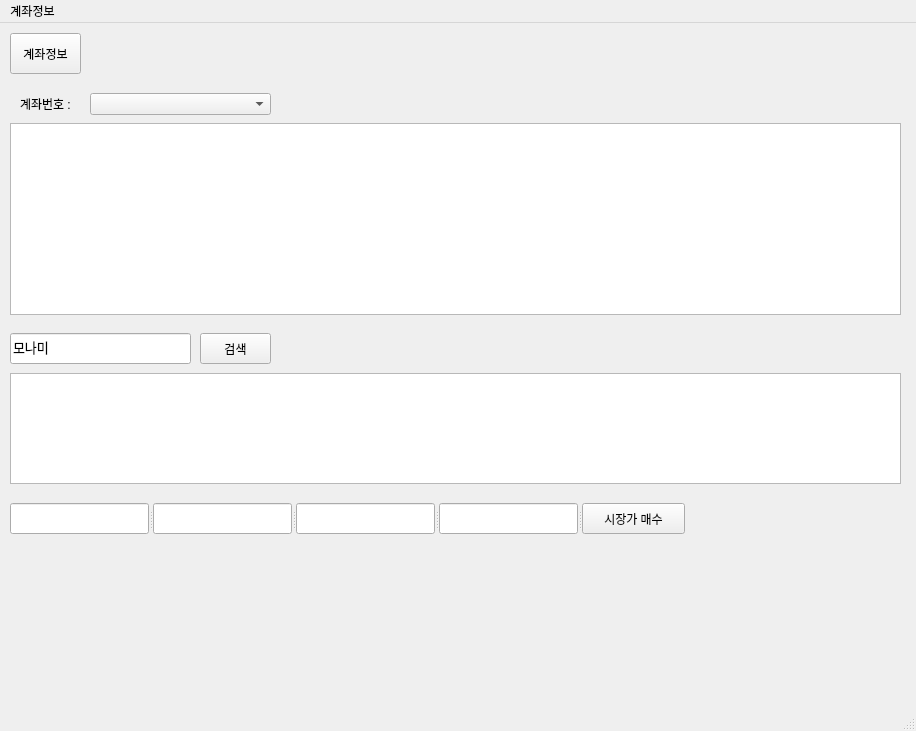
Old version of the form ui/main.ui in the repository hhhhhsw/bmwix.
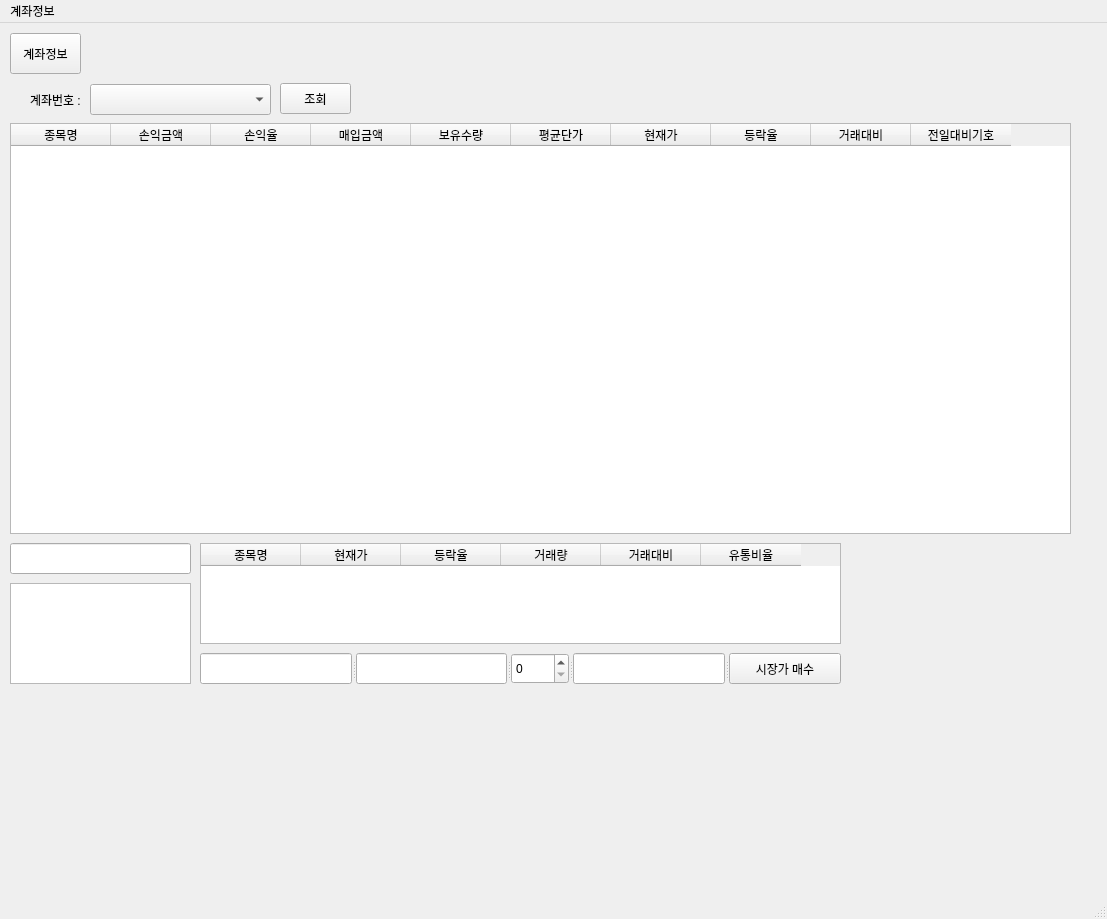
New version of the form.

Diff of the .ui file:
```diff
--- a/ui/main.ui
+++ b/ui/main.ui
@@ -6,8 +6,8 @@
    <rect>
     <x>0</x>
     <y>0</y>
-    <width>916</width>
-    <height>731</height>
+    <width>1107</width>
+    <height>919</height>
    </rect>
   </property>
   <property name="windowTitle">
@@ -18,9 +18,9 @@
     <property name="geometry">
      <rect>
       <x>90</x>
-      <y>70</y>
+      <y>61</y>
       <width>181</width>
-      <height>22</height>
+      <height>31</height>
      </rect>
     </property>
    </widget>
@@ -40,8 +40,8 @@
    <widget class="QLabel" name="label">
     <property name="geometry">
      <rect>
-      <x>20</x>
-      <y>70</y>
+      <x>30</x>
+      <y>66</y>
       <width>61</width>
       <height>21</height>
      </rect>
@@ -55,22 +55,77 @@
      <rect>
       <x>10</x>
       <y>100</y>
-      <width>891</width>
-      <height>192</height>
+      <width>1061</width>
+      <height>411</height>
      </rect>
     </property>
+    <property name="font">
+     <font>
+      <family>돋움체</family>
+     </font>
+    </property>
     <property name="selectionMode">
      <enum>QAbstractItemView::SingleSelection</enum>
     </property>
     <property name="selectionBehavior">
      <enum>QAbstractItemView::SelectRows</enum>
     </property>
+    <column>
+     <property name="text">
+      <string>종목명</string>
+     </property>
+    </column>
+    <column>
+     <property name="text">
+      <string>손익금액</string>
+     </property>
+    </column>
+    <column>
+     <property name="text">
+      <string>손익율</string>
+     </property>
+    </column>
+    <column>
+     <property name="text">
+      <string>매입금액</string>
+     </property>
+    </column>
+    <column>
+     <property name="text">
+      <string>보유수량</string>
+     </property>
+    </column>
+    <column>
+     <property name="text">
+      <string>평균단가</string>
+     </property>
+    </column>
+    <column>
+     <property name="text">
+      <string>현재가</string>
+     </property>
+    </column>
+    <column>
+     <property name="text">
+      <string>등락율</string>
+     </property>
+    </column>
+    <column>
+     <property name="text">
+      <string>거래대비</string>
+     </property>
+    </column>
+    <column>
+     <property name="text">
+      <string>전일대비기호</string>
+     </property>
+    </column>
    </widget>
    <widget class="QLineEdit" name="edt_stockname">
     <property name="geometry">
      <rect>
       <x>10</x>
-      <y>310</y>
+      <y>520</y>
       <width>181</width>
       <height>31</height>
      </rect>
@@ -82,53 +137,104 @@
      </font>
     </property>
     <property name="text">
-     <string>모나미</string>
+     <string/>
     </property>
     <property name="echoMode">
      <enum>QLineEdit::Normal</enum>
     </property>
    </widget>
-   <widget class="QPushButton" name="btn_search_stock">
-    <property name="geometry">
-     <rect>
-      <x>200</x>
-      <y>310</y>
-      <width>71</width>
-      <height>31</height>
-     </rect>
-    </property>
-    <property name="text">
-     <string>검색</string>
-    </property>
-   </widget>
    <widget class="QTableWidget" name="tw_search_stocks">
     <property name="geometry">
      <rect>
-      <x>10</x>
-      <y>350</y>
-      <width>891</width>
-      <height>111</height>
+      <x>200</x>
+      <y>520</y>
+      <width>641</width>
+      <height>101</height>
      </rect>
     </property>
     <property name="selectionBehavior">
      <enum>QAbstractItemView::SelectRows</enum>
+    </property>
+    <column>
+     <property name="text">
+      <string>종목명</string>
+     </property>
+    </column>
+    <column>
+     <property name="text">
+      <string>현재가</string>
+     </property>
+    </column>
+    <column>
+     <property name="text">
+      <string>등락율</string>
+     </property>
+    </column>
+    <column>
+     <property name="text">
+      <string>거래량</string>
+     </property>
+    </column>
+    <column>
+     <property name="text">
+      <string>거래대비</string>
+     </property>
+    </column>
+    <column>
+     <property name="text">
+      <string>유통비율</string>
+     </property>
+    </column>
+   </widget>
+   <widget class="QPushButton" name="btn_mystocks">
+    <property name="geometry">
+     <rect>
+      <x>280</x>
+      <y>60</y>
+      <width>71</width>
+      <height>31</height>
+     </rect>
+    </property>
+    <property name="text">
+     <string>조회</string>
+    </property>
+   </widget>
+   <widget class="QListWidget" name="lw_search_stocks">
+    <property name="geometry">
+     <rect>
+      <x>10</x>
+      <y>560</y>
+      <width>181</width>
+      <height>101</height>
+     </rect>
     </property>
    </widget>
    <widget class="QSplitter" name="splitter">
     <property name="geometry">
      <rect>
-      <x>10</x>
-      <y>480</y>
-      <width>675</width>
+      <x>200</x>
+      <y>630</y>
+      <width>641</width>
       <height>31</height>
      </rect>
     </property>
     <property name="orientation">
      <enum>Qt::Horizontal</enum>
     </property>
-    <widget class="QLineEdit" name="edt_buy_name"/>
-    <widget class="QLineEdit" name="edt_buy_price"/>
-    <widget class="QLineEdit" name="edt_buy_count"/>
+    <widget class="QLineEdit" name="edt_buy_name">
+     <property name="enabled">
+      <bool>true</bool>
+     </property>
+     <property name="readOnly">
+      <bool>true</bool>
+     </property>
+    </widget>
+    <widget class="QLineEdit" name="edt_buy_price">
+     <property name="readOnly">
+      <bool>true</bool>
+     </property>
+    </widget>
+    <widget class="QSpinBox" name="buy_count"/>
     <widget class="QLineEdit" name="edt_buy_amt"/>
     <widget class="QPushButton" name="btn_buy0">
      <property name="text">
@@ -142,7 +248,7 @@
     <rect>
      <x>0</x>
      <y>0</y>
-     <width>916</width>
+     <width>1107</width>
      <height>21</height>
     </rect>
    </property>
```
